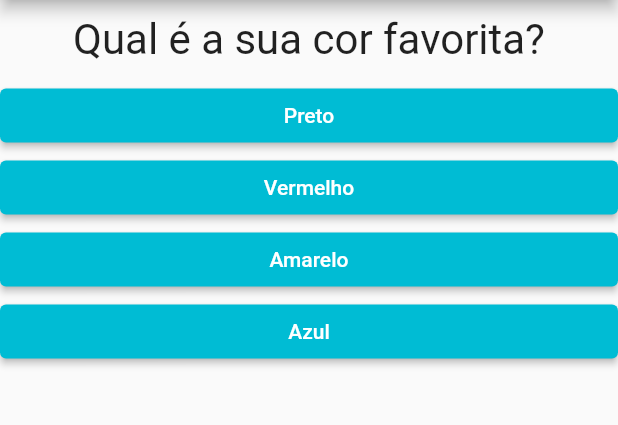
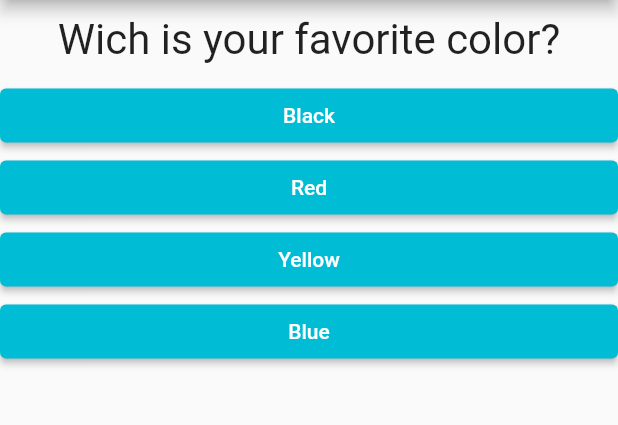
Before and after one commit to EAbeier/QuestionAppProject, a Flutter app: the screen it shows after launch, on a phone screen of 412 x 824 dp, the part 84-509 px from its top. Run offline on Flutter 3.47's test engine with Material 2 defaults, Android fonts, the phone set to English and light mode, and no system bars.

Commit message:
Translating question and answers!

```diff
--- a/lib/main.dart
+++ b/lib/main.dart
@@ -10,30 +10,30 @@ class _PerguntaAppState extends State<PerguntaApp> {
 
   final _questions = const [
     {
-      'text': 'Qual é a sua cor favorita?',
+      'text': 'Wich is your favorite color?',
       'answers': [
-        {'text': 'Preto', 'points': 10},
-        {'text': 'Vermelho', 'points': 5},
-        {'text': 'Amarelo', 'points': 3},
-        {'text': 'Azul', 'points': 1},
+        {'text': 'Black', 'points': 10},
+        {'text': 'Red', 'points': 5},
+        {'text': 'Yellow', 'points': 3},
+        {'text': 'Blue', 'points': 1},
       ]
     },
     {
-      'text': 'Qual é a seu animal favorito?',
+      'text': 'Wich is your favorite animal?',
       'answers': [
-        {'text': 'Cachorro', 'points': 10},
-        {'text': 'Gato', 'points': 5},
-        {'text': 'Leão', 'points': 3},
-        {'text': 'Coelho', 'points': 1},
+        {'text': 'Dog', 'points': 10},
+        {'text': 'Cat', 'points': 5},
+        {'text': 'Lion', 'points': 3},
+        {'text': 'Rabit', 'points': 1},
       ]
     },
     {
-      'text': 'Qual é a seu instrutor favorito?',
+      'text': 'Wich is your favorite hollywood actor?',
       'answers': [
-        {'text': 'Maria', 'points': 10},
-        {'text': 'João', 'points': 5},
-        {'text': 'Leo', 'points': 3},
-        {'text': 'Pedro', 'points': 1},
+        {'text': 'Tom Hanks', 'points': 10},
+        {'text': 'Dwayne Johnson', 'points': 5},
+        {'text': 'Leonardo DiCaprio', 'points': 3},
+        {'text': 'Robert Downey Jr.', 'points': 1},
       ]
     }
   ];
```
